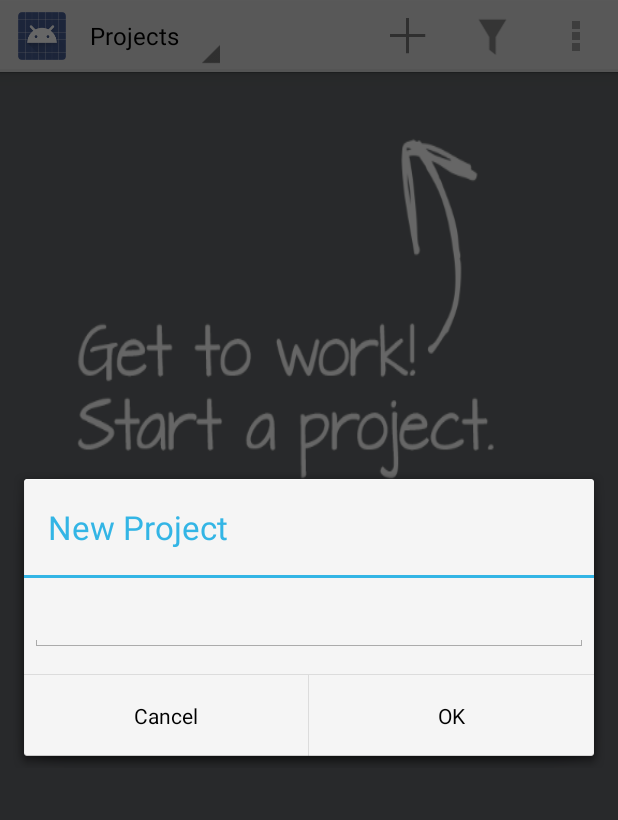
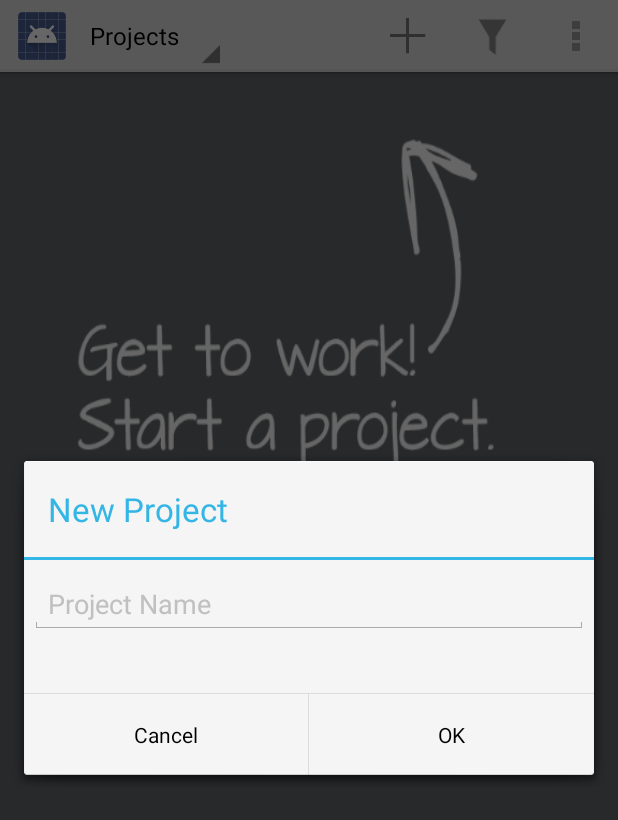
Before and after one commit to adburke/ADP2, an Android app: the MainActivity screen opened directly, with no data from a screen before it, after a tap on "New Project", on a phone screen of 412 x 824 dp. Shown: the top 820 px of the screen. Run offline under Robolectric (Android 15) with nearby library versions, the phone set to English and light mode, and no system bars; libraries missing offline, so code that uses them is left out: com.parse; 1 statement that could not run was skipped.

Commit message:
Work on Project list and Project creation

```diff
--- a/xecute/app/src/main/java/com/xecute/app/MainActivity.java
+++ b/xecute/app/src/main/java/com/xecute/app/MainActivity.java
@@ -24,11 +24,19 @@ import android.view.LayoutInflater;
 import android.view.Menu;
 import android.view.MenuInflater;
 import android.view.MenuItem;
+import android.view.View;
 import android.widget.ArrayAdapter;
+import android.widget.EditText;
 import android.widget.Spinner;
 import android.widget.SpinnerAdapter;
+import android.widget.TextView;
 
+import com.parse.GetCallback;
+import com.parse.ParseException;
+import com.parse.ParseObject;
+import com.parse.ParseQuery;
 import com.parse.ParseUser;
+import com.parse.SaveCallback;
 
 public class MainActivity extends FragmentActivity implements ActionBar.OnNavigationListener {
 
@@ -85,31 +93,9 @@ public class MainActivity extends FragmentActivity implements ActionBar.OnNaviga
                 return true;
 
             case R.id.action_add_project:
-            Log.i("MAIN", "New Project Selected.");
-
-                AlertDialog.Builder projectBuilder = new AlertDialog.Builder(this);
-                projectBuilder.setTitle(R.string.action_new_project);
-                // Get the layout inflater
-                LayoutInflater inflater = this.getLayoutInflater();
-
-                // Inflate and set the layout for the dialog
-                // Pass null as the parent view because its going in the dialog layout
-                projectBuilder.setView(inflater.inflate(R.layout.create_project, null))
-                        // Add action buttons
-                        .setPositiveButton(R.string.ok, new DialogInterface.OnClickListener() {
-                            @Override
-                            public void onClick(DialogInterface dialog, int id) {
-                                // sign in the user ...
-                            }
-                        })
-                        .setNegativeButton(R.string.cancel, new DialogInterface.OnClickListener() {
-                            public void onClick(DialogInterface dialog, int id) {
-
-                            }
-                        });
-                projectBuilder.create().show();
-
-            return true;
+                Log.i("MAIN", "New Project Selected.");
+                createNewProject();
+                return true;
 
             case R.id.action_filter_project:
                 Log.i("MAIN", "Filter Project Selected.");
@@ -141,4 +127,68 @@ public class MainActivity extends FragmentActivity implements ActionBar.OnNaviga
         }
         return false;
     }
+
+    public void createNewProject() {
+        AlertDialog.Builder projectBuilder = new AlertDialog.Builder(this);
+        projectBuilder.setTitle(R.string.action_new_project);
+        // Get the layout inflater
+        LayoutInflater inflater = this.getLayoutInflater();
+        final View view = inflater.inflate(R.layout.create_project, null);
+        // Inflate and set the layout for the dialog
+        // Pass null as the parent view because its going in the dialog layout
+        projectBuilder.setView(view)
+                .setPositiveButton(R.string.ok, new DialogInterface.OnClickListener() {
+                    @Override
+                    public void onClick(DialogInterface dialog, int id) {
+
+                    }
+                })
+                .setNegativeButton(R.string.cancel, new DialogInterface.OnClickListener() {
+                    public void onClick(DialogInterface dialog, int id) {
+
+                    }
+                });
+        final AlertDialog dialog = projectBuilder.create();
+        dialog.show();
+
+        //noinspection ConstantConditions
+        dialog.getButton(AlertDialog.BUTTON_POSITIVE).setOnClickListener(new View.OnClickListener() {
+            @Override
+            public void onClick(View v)
+            {
+                final Boolean[] wantToCloseDialog = {false};
+
+                EditText projectName = (EditText) view.findViewById(R.id.project_name);
+                TextView errorMessage = (TextView) view.findViewById(R.id.project_name_error);
+                if (projectName.getText().toString().isEmpty()) {
+                    Log.i("Save Project", "Name is empty!");
+                    errorMessage.setVisibility(View.VISIBLE);
+
+                } else {
+                    final ParseObject newProject = new ParseObject("project");
+                    newProject.put("projectName", projectName.getText().toString());
+                    newProject.put("status", "New");
+
+                    ParseObject color = ParseObject.createWithoutData("color", "ESp9ejI3iO");
+                    newProject.put( "color", color);
+
+                    newProject.saveInBackground(new SaveCallback() {
+                        public void done(ParseException e) {
+                            if (e != null) {
+                                Log.i("MAIN", "Error saving Project: " + e.getMessage());
+                                try {
+                                    newProject.delete();
+                                } catch (ParseException e1) {
+                                    e1.printStackTrace();
+                                }
+                            } else {
+                                dialog.dismiss();
+                            }
+                        }
+                    });
+                }
+            }
+        });
+
+    }
 }
--- a/xecute/app/src/main/java/com/xecute/app/ProjectsFragment.java
+++ b/xecute/app/src/main/java/com/xecute/app/ProjectsFragment.java
@@ -12,6 +12,7 @@ package com.xecute.app;
 
 import android.os.Bundle;
 import android.support.v4.app.ListFragment;
+import android.util.Log;
 import android.view.LayoutInflater;
 import android.view.Menu;
 import android.view.MenuInflater;
@@ -19,12 +20,15 @@ import android.view.MenuItem;
 import android.view.View;
 import android.view.ViewGroup;
 import android.widget.LinearLayout;
+import android.widget.ListView;
 
 /**
  * Created by aaronburke on 2/12/14.
  */
 public class ProjectsFragment extends ListFragment {
 
+    ProjectListAdapter projectListAdapter;
+    ListView projectList;
 
     @Override
     public View onCreateView(LayoutInflater inflater, ViewGroup container, Bundle savedInstanceState) {
@@ -32,8 +36,9 @@ public class ProjectsFragment extends ListFragment {
 
         LinearLayout projectFragment = (LinearLayout) inflater.inflate(R.layout.fragment_projects, container, false);
 
+        setHasOptionsMenu(true);
 
-        setHasOptionsMenu(true);
+        setListAdapter(projectListAdapter);
 
         return projectFragment;
     }
@@ -44,4 +49,11 @@ public class ProjectsFragment extends ListFragment {
         inflater.inflate(R.menu.projects_menu, menu);
     }
 
+    @Override
+    public void onListItemClick(ListView l, View v, int position, long id) {
+        super.onListItemClick(l, v, position, id);
+
+        Log.i("Project List", "Selected item at position: " + position);
+    }
+
 }
--- a/xecute/app/src/main/res/layout/activity_login.xml
+++ b/xecute/app/src/main/res/layout/activity_login.xml
@@ -10,7 +10,8 @@
         android:layout_width="wrap_content"
         android:layout_height="wrap_content"
         android:layout_gravity="center_horizontal"
-        android:background="@drawable/xecute_bg"/>
+        android:background="@drawable/xecute_bg"
+        android:contentDescription="Xecute Logo"/>
 
     <FrameLayout
         android:layout_width="wrap_content"
--- a/xecute/app/src/main/res/layout/create_project.xml
+++ b/xecute/app/src/main/res/layout/create_project.xml
@@ -22,6 +22,18 @@
         android:layout_marginLeft="4dp"
         android:layout_marginRight="4dp"
         android:layout_marginTop="10dp"
+        android:layout_marginBottom="10dp"
+        android:hint="@string/project_name_hint"
+        android:textColorHint="#C0C0C0"/>
+
+    <TextView
+        android:id="@+id/project_name_error"
+        android:layout_width="wrap_content"
+        android:layout_height="wrap_content"
+        android:layout_gravity="center_horizontal"
+        android:textColor="#ff0000"
+        android:text="@string/name_required"
+        android:visibility="invisible"
         android:layout_marginBottom="10dp"/>
 
 </LinearLayout>
--- a/xecute/app/src/main/res/values/strings.xml
+++ b/xecute/app/src/main/res/values/strings.xml
@@ -9,6 +9,10 @@
     <string name="action_filter_project">Filter Projects</string>
     <string name="ok">OK</string>
     <string name="cancel">Cancel</string>
+
+    <!-- New Project Dialog -->
+    <string name="name_required">Name Required to Save!</string>
+    <string name="project_name_hint">Project Name</string>
 
     <!-- Navigation Array -->
     <string-array name="action_list">
```
Also changed, not shown: xecute/app/src/main/java/com/xecute/app/LoginActivity.java (+75 -12 lines), xecute/app/src/main/java/com/xecute/app/ProjectListAdapter.java (added, +74 -0 lines), xecute/app/src/main/res/layout/projects_list.xml (added, +52 -0 lines), xecute/app/src/main/res/drawable-xhdpi/color_icons_01.png (added), xecute/app/src/main/res/drawable-xhdpi/color_icons_02.png (added), xecute/app/src/main/res/drawable-xhdpi/color_icons_03.png (added).
